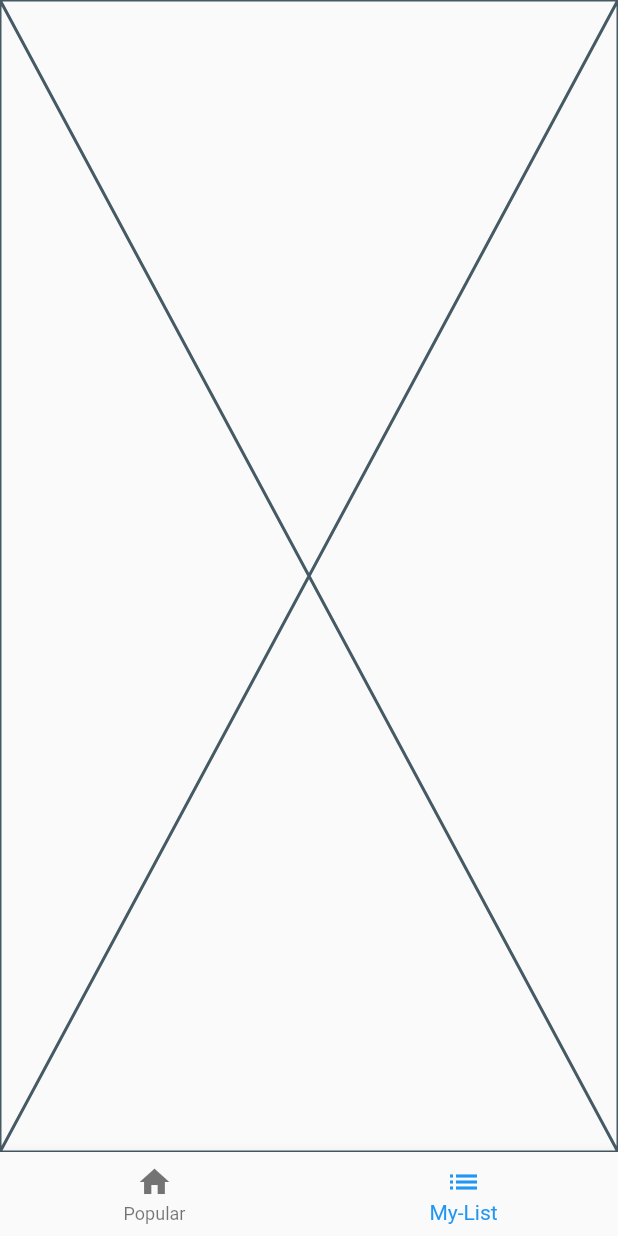
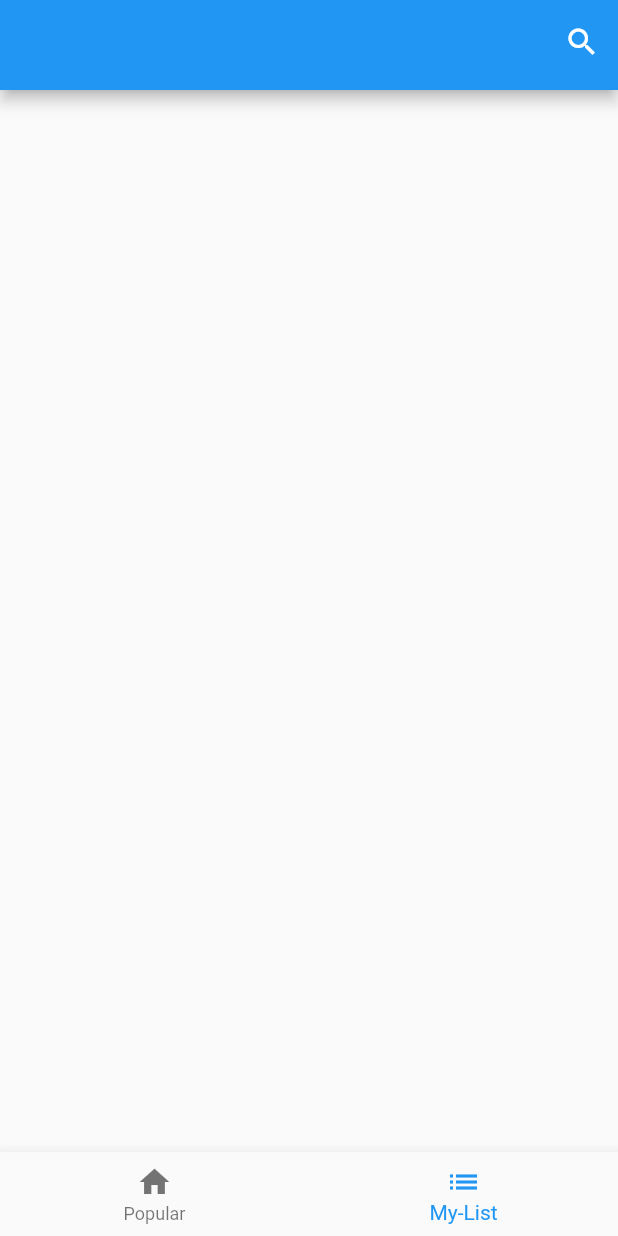
Before and after one commit to rodr15/anime-app, a Flutter app: the screen it shows after launch, item 2 of the bottom bar chosen, on a phone screen of 412 x 824 dp. Run offline on Flutter 3.47's test engine with Material 2 defaults, Android fonts, the phone set to English and light mode, and no system bars; our stand-ins replace bloc, flutter_bloc, freezed_annotation, get_it, go_router, logger; generated files the repository leaves out were written again; network calls fail.

Commit message:
(add) search app bar

```diff
--- a/lib/debug/observer.bloc.dart
+++ b/lib/debug/observer.bloc.dart
@@ -18,13 +18,15 @@ class MyBlocObserver extends BlocObserver {
   @override
   void onChange(BlocBase bloc, Change change) {
     super.onChange(bloc, change);
-    logger.w('onChange -- ${bloc.runtimeType}, $change');
+    logger.w(
+        'onChange -- ${bloc.runtimeType}, ${change.currentState.runtimeType} - ${change.nextState.runtimeType}');
   }
 
   @override
   void onTransition(Bloc bloc, Transition transition) {
     super.onTransition(bloc, transition);
-    logger.d('onTransition -- ${bloc.runtimeType}, $transition');
+    logger.d(
+        'onTransition -- ${bloc.runtimeType}, ${transition.currentState.runtimeType} - ${transition.nextState.runtimeType}');
   }
 
   @override
--- a/lib/src/configuration/routes/router.dart
+++ b/lib/src/configuration/routes/router.dart
@@ -3,7 +3,6 @@ import 'package:go_router/go_router.dart';
 import '../../presentation/common/widgets/scaffold_nav_bar.widget.dart';
 import '../../presentation/features/my-list/my_list.view.dart';
 import '../../presentation/features/popular_anime/popular_anime.view.dart';
-import '../../presentation/features/search/search.view.dart';
 import 'routes.dart';
 
 GoRouter router = GoRouter(
@@ -11,7 +10,7 @@ GoRouter router = GoRouter(
   routes: [
     GoRoute(
       path: Routes.root,
-      builder: (context, state) => const SearchView(),
+      builder: (context, state) => const PopularAnimeView(),
       routes: [
         StatefulShellRoute.indexedStack(
           builder: (context, state, navigationShell) {
--- a/lib/src/presentation/features/my-list/my_list.view.dart
+++ b/lib/src/presentation/features/my-list/my_list.view.dart
@@ -1,10 +1,14 @@
 import 'package:flutter/material.dart';
+
+import '../search/search.app_bar.widget.dart';
 
 class MyListView extends StatelessWidget {
   const MyListView({super.key});
 
   @override
   Widget build(BuildContext context) {
-    return const Placeholder();
+    return const Scaffold(
+      appBar: SearchAppBar(),
+    );
   }
 }
--- a/lib/src/presentation/features/popular_anime/popular_anime.view.dart
+++ b/lib/src/presentation/features/popular_anime/popular_anime.view.dart
@@ -2,6 +2,7 @@ import 'package:flutter/material.dart';
 import 'package:flutter_bloc/flutter_bloc.dart';
 
 import '../../../configuration/di/dependency_injection.dart';
+import '../search/search.app_bar.widget.dart';
 import 'controller/popular_anime_bloc.bloc.dart';
 import 'widgets/popular_anime_list.widget.dart';
 
@@ -14,6 +15,7 @@ class PopularAnimeView extends StatelessWidget {
     return BlocProvider.value(
       value: di<PopularAnimeBloc>(),
       child: Scaffold(
+          appBar: const SearchAppBar(),
           body: BlocConsumer<PopularAnimeBloc, PopularAnimeState>(
             listener: (context, state) {},
             builder: (context, state) {
--- /dev/null
+++ b/lib/src/presentation/features/search/search.app_bar.widget.dart
@@ -0,0 +1,33 @@
+import 'package:flutter/material.dart';
+import 'package:flutter_bloc/flutter_bloc.dart';
+
+import '../../../configuration/di/dependency_injection.dart';
+import 'controller/search_bloc.bloc.dart';
+import 'widgets/search_search_delegate.dart';
+
+class SearchAppBar extends StatelessWidget implements PreferredSizeWidget {
+  const SearchAppBar({super.key});
+
+  @override
+  Widget build(BuildContext context) {
+    return BlocProvider.value(
+      value: di<SearchBloc>(),
+      child: AppBar(
+        actions: [
+          IconButton(
+            icon: const Icon(Icons.search),
+            onPressed: () {
+              showSearch(
+                context: context,
+                delegate: SearchSearchDelegate(context.read<SearchBloc>()),
+              );
+            },
+          )
+        ],
+      ),
+    );
+  }
+
+  @override
+  Size get preferredSize => const Size.fromHeight(60.0);
+}
```
Also changed, not shown: lib/src/presentation/features/search/search.view.dart (deleted, +0 -34 lines). Lines whose indentation alone changed are shown as unchanged.
